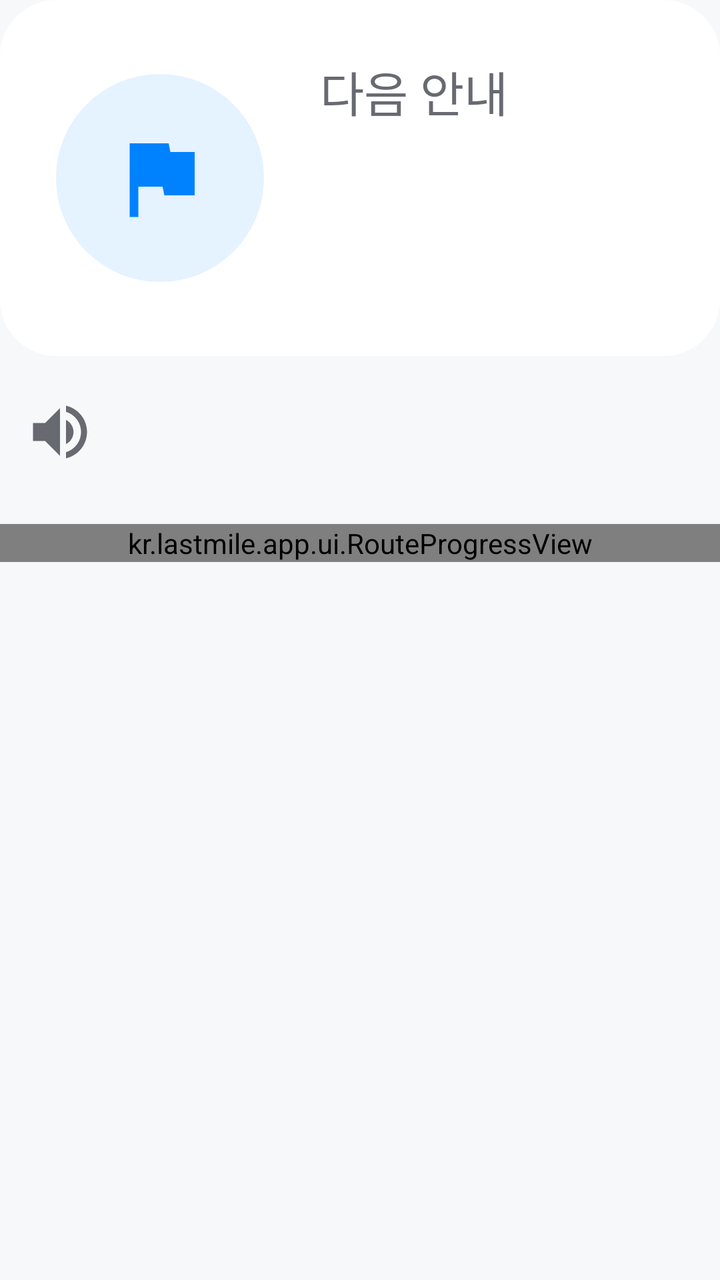
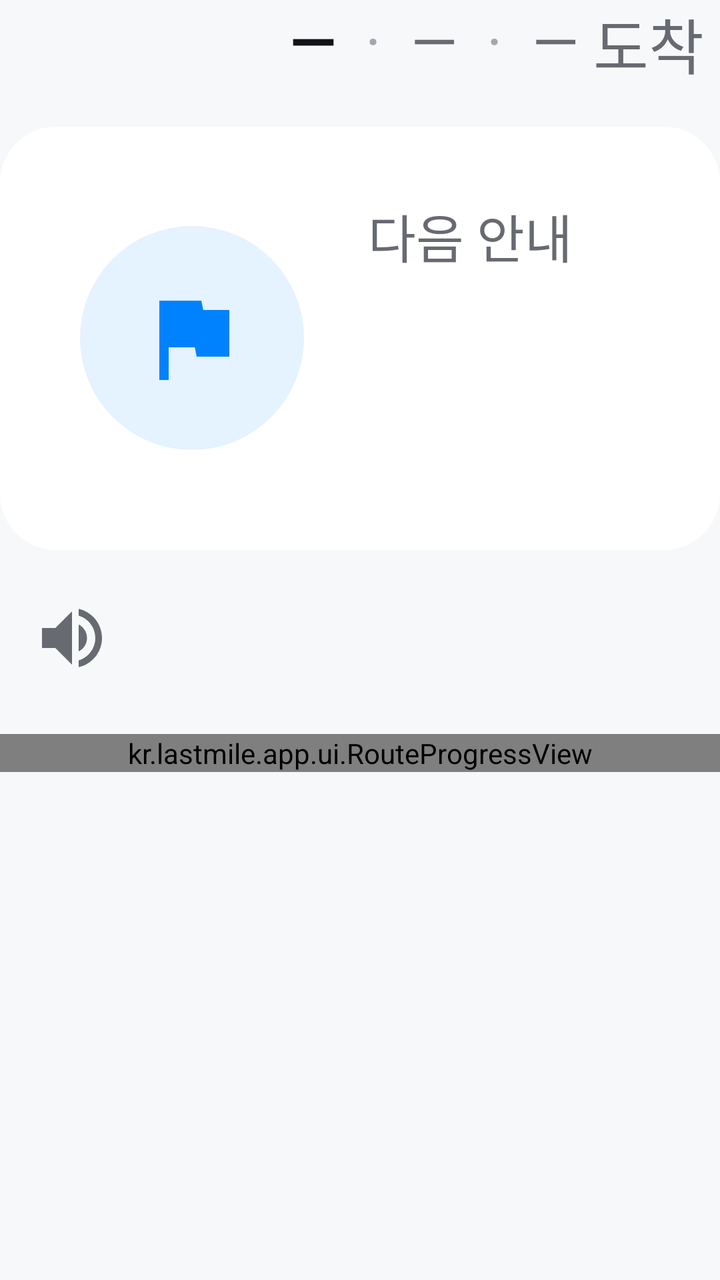

Two renders of the same Android screen: before a commit and after it. Below are the layout's source before the change and the commit's diff.
<!-- AndroidManifest.xml: application theme Theme.LastMile -->
<!-- res/layout/block_drive_hero.xml -->
<?xml version="1.0" encoding="utf-8"?>
<LinearLayout xmlns:android="http://schemas.android.com/apk/res/android" android:layout_width="match_parent" android:layout_height="wrap_content" android:orientation="vertical">
    
    <LinearLayout android:id="@+id/stoppingBanner" android:layout_width="match_parent" android:layout_height="wrap_content" android:orientation="horizontal" android:gravity="center_vertical"
        android:background="@drawable/bg_banner_warning" android:padding="28dp" android:layout_marginBottom="@dimen/gutter" android:visibility="gone">
        <ImageView android:layout_width="44dp" android:layout_height="44dp" android:src="@drawable/ic_clock" android:tint="@color/warning"/>
        <LinearLayout android:layout_width="0dp" android:layout_weight="1" android:layout_height="wrap_content" android:orientation="vertical" android:layout_marginStart="20dp">
            <TextView android:id="@+id/stoppingTitle" style="@style/Text.Body" android:layout_width="wrap_content" android:layout_height="wrap_content" android:textStyle="bold" android:text="@string/stopping_title"/>
            <TextView android:id="@+id/stoppingHint" style="@style/Text.Label" android:layout_width="match_parent" android:layout_height="wrap_content" android:layout_marginTop="4dp"/>
        </LinearLayout>
    </LinearLayout>

    
    <LinearLayout android:id="@+id/nextCard" android:layout_width="match_parent" android:layout_height="wrap_content" android:orientation="horizontal" android:gravity="center_vertical" android:background="@drawable/bg_card" android:padding="28dp">
        <FrameLayout android:layout_width="104dp" android:layout_height="104dp" android:background="@drawable/bg_circle_accent_soft">
            <ImageView android:id="@+id/nextIcon" android:layout_width="52dp" android:layout_height="52dp" android:layout_gravity="center" android:src="@drawable/ic_flag" android:tint="@color/accent"/>
        </FrameLayout>
        <LinearLayout android:layout_width="0dp" android:layout_weight="1" android:layout_height="wrap_content" android:orientation="vertical" android:layout_marginStart="28dp" android:layout_marginEnd="16dp">
            <TextView android:id="@+id/nextLabel" style="@style/Text.Label" android:layout_width="wrap_content" android:layout_height="wrap_content" android:text="@string/next_briefing"/>
            <TextView android:id="@+id/nextTitle" style="@style/Text.Title" android:layout_width="match_parent" android:layout_height="wrap_content" android:layout_marginTop="4dp" android:maxLines="1" android:ellipsize="end"/>
            <TextView android:id="@+id/nextPreview" style="@style/Text.Label" android:layout_width="match_parent" android:layout_height="wrap_content" android:layout_marginTop="8dp" android:maxLines="2" android:ellipsize="end"/>
        </LinearLayout>
        <TextView android:id="@+id/nextCountdown" style="@style/Text.Headline" android:layout_width="wrap_content" android:layout_height="wrap_content" android:textColor="@color/accent"/>
    </LinearLayout>

    
    <LinearLayout android:id="@+id/spokenRow" android:layout_width="match_parent" android:layout_height="wrap_content" android:orientation="horizontal" android:gravity="center_vertical" android:layout_marginTop="20dp" android:paddingStart="12dp" android:paddingEnd="12dp">
        <ImageView android:layout_width="36dp" android:layout_height="36dp" android:src="@drawable/ic_volume" android:tint="@color/text_secondary"/>
        <TextView android:id="@+id/driveGuidance" style="@style/Text.Body" android:layout_width="0dp" android:layout_weight="1" android:layout_height="wrap_content" android:layout_marginStart="16dp" android:maxLines="2" android:ellipsize="end" android:textColor="@color/text_secondary"/>
    </LinearLayout>
    <kr.lastmile.app.ui.RouteProgressView android:id="@+id/routeProgress" android:layout_width="match_parent" android:layout_height="wrap_content" android:layout_marginTop="28dp"/>
</LinearLayout>
<!-- resources referenced by this layout -->
<resources>
  <color name="accent">@color/informative_positive</color>
  <color name="text_secondary">@color/basic_300</color>
  <color name="warning">#E08A00</color>
  <dimen name="gutter">24dp</dimen>
  <!-- drawable bg_banner_warning (drawable) -->
  <shape xmlns:android="http://schemas.android.com/apk/res/android" android:shape="rectangle">
      <solid android:color="@color/warning_container"/>
      <corners android:radius="@dimen/card_radius"/>
  </shape>
  <!-- drawable bg_card (drawable) -->
  <shape xmlns:android="http://schemas.android.com/apk/res/android" android:shape="rectangle">
      <solid android:color="@color/surface"/>
      <corners android:radius="@dimen/card_radius"/>
  </shape>
  <!-- drawable bg_circle_accent_soft (drawable) -->
  <shape xmlns:android="http://schemas.android.com/apk/res/android" android:shape="oval"><solid android:color="@color/accent_container"/></shape>
  <!-- drawable ic_flag (drawable) -->
  <vector xmlns:android="http://schemas.android.com/apk/res/android" android:width="24dp" android:height="24dp" android:viewportWidth="24" android:viewportHeight="24" android:tint="?attr/colorControlNormal">
      <path android:fillColor="#FFFFFFFF" android:pathData="M14.4,6L14,4H5v17h2v-7h5.6l0.4,2h7V6z"/>
  </vector>
  <string name="next_briefing">다음 안내</string>
  <string name="stopping_title">잠시 정차</string>
  <style name="Text.Body"><item name="android:textSize">@dimen/text_body</item><item name="android:lineSpacingMultiplier">1.25</item></style>
  <style name="Text.Headline"><item name="android:textSize">@dimen/text_headline</item><item name="android:textStyle">bold</item><item name="android:letterSpacing">-0.02</item></style>
  <style name="Text.Label"><item name="android:textSize">@dimen/text_label</item><item name="android:textColor">@color/text_secondary</item></style>
  <style name="Text.Title"><item name="android:textSize">@dimen/text_title</item><item name="android:textStyle">bold</item><item name="android:letterSpacing">-0.01</item></style>
  <color name="informative_positive">#0082FF</color>
  <color name="basic_300">#686A72</color>
  <color name="warning_container">#26FFB020</color>
  <dimen name="card_radius">28dp</dimen>
  <color name="surface">@color/basic_900</color>
  <color name="accent_container">#1A0082FF</color>
  <dimen name="text_body">30sp</dimen>
  <dimen name="text_headline">56sp</dimen>
  <dimen name="text_label">24sp</dimen>
  <dimen name="text_title">40sp</dimen>
  <color name="background">@color/basic_800</color>
  <color name="button_primary">@color/basic_100</color>
  <color name="text_on_primary">@color/basic_900</color>
  <color name="text_primary">@color/basic_100</color>
  <style name="Theme.LastMile.Sheet" parent="ThemeOverlay.Material3.BottomSheetDialog">
          <item name="bottomSheetStyle">@style/Widget.LastMile.Sheet</item>
      </style>
  <color name="basic_900">#FFFFFF</color>
  <color name="basic_800">#F7F8FA</color>
  <color name="basic_100">#131417</color>
  <style name="Widget.LastMile.Sheet" parent="Widget.Material3.BottomSheet.Modal">
          <item name="android:background">@drawable/bg_sheet</item>
          <item name="backgroundTint">@null</item>
          <item name="android:maxWidth">1400dp</item>
          <item name="behavior_skipCollapsed">true</item>
          <item name="behavior_fitToContents">true</item>
      </style>
  <!-- drawable bg_sheet (drawable) -->
  <shape xmlns:android="http://schemas.android.com/apk/res/android" android:shape="rectangle">
      <solid android:color="@color/surface"/>
      <corners android:topLeftRadius="36dp" android:topRightRadius="36dp"/>
  </shape>
  <!-- unchanged entries left out for length: 3 -->
</resources>

<!-- the commit's change to res/layout/block_drive_hero.xml (unified diff, before → after) -->
@@ -1,5 +1,15 @@
 <?xml version="1.0" encoding="utf-8"?>
 <LinearLayout xmlns:android="http://schemas.android.com/apk/res/android" android:layout_width="match_parent" android:layout_height="wrap_content" android:orientation="vertical">
+    
+    <LinearLayout android:layout_width="match_parent" android:layout_height="wrap_content" android:orientation="horizontal" android:gravity="center_vertical|end" android:paddingEnd="8dp" android:layout_marginBottom="20dp">
+        <TextView android:id="@+id/driveRemain" style="@style/Text.Body" android:layout_width="wrap_content" android:layout_height="wrap_content" android:textStyle="bold" android:text="—"/>
+        <TextView style="@style/Text.Body" android:layout_width="wrap_content" android:layout_height="wrap_content" android:textColor="@color/text_tertiary" android:text="  ·  "/>
+        <TextView android:id="@+id/driveEta" style="@style/Text.Body" android:layout_width="wrap_content" android:layout_height="wrap_content" android:textColor="@color/text_secondary" android:text="—"/>
+        <TextView style="@style/Text.Body" android:layout_width="wrap_content" android:layout_height="wrap_content" android:textColor="@color/text_tertiary" android:text="  ·  "/>
+        <TextView android:id="@+id/driveClock" style="@style/Text.Body" android:layout_width="wrap_content" android:layout_height="wrap_content" android:textColor="@color/text_secondary" android:text="—"/>
+        <TextView style="@style/Text.Body" android:layout_width="wrap_content" android:layout_height="wrap_content" android:textColor="@color/text_secondary" android:text="@string/eta_arrive_suffix"/>
+    </LinearLayout>
+
     
     <LinearLayout android:id="@+id/stoppingBanner" android:layout_width="match_parent" android:layout_height="wrap_content" android:orientation="horizontal" android:gravity="center_vertical"
         android:background="@drawable/bg_banner_warning" android:padding="28dp" android:layout_marginBottom="@dimen/gutter" android:visibility="gone">
@@ -11,22 +21,22 @@
     </LinearLayout>
 
     
-    <LinearLayout android:id="@+id/nextCard" android:layout_width="match_parent" android:layout_height="wrap_content" android:orientation="horizontal" android:gravity="center_vertical" android:background="@drawable/bg_card" android:padding="28dp">
-        <FrameLayout android:layout_width="104dp" android:layout_height="104dp" android:background="@drawable/bg_circle_accent_soft">
-            <ImageView android:id="@+id/nextIcon" android:layout_width="52dp" android:layout_height="52dp" android:layout_gravity="center" android:src="@drawable/ic_flag" android:tint="@color/accent"/>
+    <LinearLayout android:id="@+id/nextCard" android:layout_width="match_parent" android:layout_height="wrap_content" android:orientation="horizontal" android:gravity="center_vertical" android:background="@drawable/bg_card" android:paddingStart="40dp" android:paddingEnd="40dp" android:paddingTop="36dp" android:paddingBottom="36dp">
+        <FrameLayout android:layout_width="112dp" android:layout_height="112dp" android:background="@drawable/bg_circle_accent_soft">
+            <ImageView android:id="@+id/nextIcon" android:layout_width="56dp" android:layout_height="56dp" android:layout_gravity="center" android:src="@drawable/ic_flag" android:tint="@color/accent"/>
         </FrameLayout>
-        <LinearLayout android:layout_width="0dp" android:layout_weight="1" android:layout_height="wrap_content" android:orientation="vertical" android:layout_marginStart="28dp" android:layout_marginEnd="16dp">
+        <LinearLayout android:layout_width="0dp" android:layout_weight="1" android:layout_height="wrap_content" android:orientation="vertical" android:layout_marginStart="32dp" android:layout_marginEnd="24dp">
             <TextView android:id="@+id/nextLabel" style="@style/Text.Label" android:layout_width="wrap_content" android:layout_height="wrap_content" android:text="@string/next_briefing"/>
-            <TextView android:id="@+id/nextTitle" style="@style/Text.Title" android:layout_width="match_parent" android:layout_height="wrap_content" android:layout_marginTop="4dp" android:maxLines="1" android:ellipsize="end"/>
-            <TextView android:id="@+id/nextPreview" style="@style/Text.Label" android:layout_width="match_parent" android:layout_height="wrap_content" android:layout_marginTop="8dp" android:maxLines="2" android:ellipsize="end"/>
+            <TextView android:id="@+id/nextTitle" style="@style/Text.Title" android:layout_width="match_parent" android:layout_height="wrap_content" android:layout_marginTop="8dp" android:maxLines="1" android:ellipsize="end"/>
+            <TextView android:id="@+id/nextPreview" style="@style/Text.Body" android:layout_width="match_parent" android:layout_height="wrap_content" android:layout_marginTop="8dp" android:textColor="@color/basic_200" android:maxLines="2" android:ellipsize="end"/>
         </LinearLayout>
-        <TextView android:id="@+id/nextCountdown" style="@style/Text.Headline" android:layout_width="wrap_content" android:layout_height="wrap_content" android:textColor="@color/accent"/>
+        <TextView android:id="@+id/nextCountdown" style="@style/Text.Display" android:textSize="96sp" android:layout_width="wrap_content" android:layout_height="wrap_content" android:textColor="@color/accent"/>
     </LinearLayout>
 
     
-    <LinearLayout android:id="@+id/spokenRow" android:layout_width="match_parent" android:layout_height="wrap_content" android:orientation="horizontal" android:gravity="center_vertical" android:layout_marginTop="20dp" android:paddingStart="12dp" android:paddingEnd="12dp">
-        <ImageView android:layout_width="36dp" android:layout_height="36dp" android:src="@drawable/ic_volume" android:tint="@color/text_secondary"/>
-        <TextView android:id="@+id/driveGuidance" style="@style/Text.Body" android:layout_width="0dp" android:layout_weight="1" android:layout_height="wrap_content" android:layout_marginStart="16dp" android:maxLines="2" android:ellipsize="end" android:textColor="@color/text_secondary"/>
+    <LinearLayout android:id="@+id/spokenRow" android:layout_width="match_parent" android:layout_height="wrap_content" android:orientation="horizontal" android:gravity="top" android:layout_marginTop="@dimen/gutter" android:paddingStart="16dp" android:paddingEnd="16dp">
+        <ImageView android:layout_width="40dp" android:layout_height="40dp" android:src="@drawable/ic_volume" android:tint="@color/text_secondary"/>
+        <TextView android:id="@+id/driveGuidance" style="@style/Text.Body" android:layout_width="0dp" android:layout_weight="1" android:layout_height="wrap_content" android:layout_marginStart="20dp" android:maxLines="3" android:ellipsize="end" android:textColor="@color/basic_200"/>
     </LinearLayout>
-    <kr.lastmile.app.ui.RouteProgressView android:id="@+id/routeProgress" android:layout_width="match_parent" android:layout_height="wrap_content" android:layout_marginTop="28dp"/>
+    <kr.lastmile.app.ui.RouteProgressView android:id="@+id/routeProgress" android:layout_width="match_parent" android:layout_height="wrap_content" android:layout_marginTop="28dp" android:paddingStart="16dp" android:paddingEnd="16dp"/>
 </LinearLayout>
<!-- resource entries referenced after the edit -->
@@ -1,7 +1,9 @@
 <!-- resources referenced by this layout -->
 <resources>
   <color name="accent">@color/informative_positive</color>
+  <color name="basic_200">#44464E</color>
   <color name="text_secondary">@color/basic_300</color>
+  <color name="text_tertiary">@color/basic_400</color>
   <color name="warning">#E08A00</color>
   <dimen name="gutter">24dp</dimen>
   <!-- drawable bg_banner_warning (drawable) -->
@@ -20,22 +22,24 @@
   <vector xmlns:android="http://schemas.android.com/apk/res/android" android:width="24dp" android:height="24dp" android:viewportWidth="24" android:viewportHeight="24" android:tint="?attr/colorControlNormal">
       <path android:fillColor="#FFFFFFFF" android:pathData="M14.4,6L14,4H5v17h2v-7h5.6l0.4,2h7V6z"/>
   </vector>
+  <string name="eta_arrive_suffix">\u0020도착</string>
   <string name="next_briefing">다음 안내</string>
   <string name="stopping_title">잠시 정차</string>
   <style name="Text.Body"><item name="android:textSize">@dimen/text_body</item><item name="android:lineSpacingMultiplier">1.25</item></style>
-  <style name="Text.Headline"><item name="android:textSize">@dimen/text_headline</item><item name="android:textStyle">bold</item><item name="android:letterSpacing">-0.02</item></style>
+  <style name="Text.Display"><item name="android:textSize">@dimen/text_display</item><item name="android:textStyle">bold</item><item name="android:letterSpacing">-0.03</item></style>
   <style name="Text.Label"><item name="android:textSize">@dimen/text_label</item><item name="android:textColor">@color/text_secondary</item></style>
   <style name="Text.Title"><item name="android:textSize">@dimen/text_title</item><item name="android:textStyle">bold</item><item name="android:letterSpacing">-0.01</item></style>
   <color name="informative_positive">#0082FF</color>
   <color name="basic_300">#686A72</color>
+  <color name="basic_400">#A4A8AE</color>
   <color name="warning_container">#26FFB020</color>
   <dimen name="card_radius">28dp</dimen>
   <color name="surface">@color/basic_900</color>
   <color name="accent_container">#1A0082FF</color>
   <dimen name="text_body">30sp</dimen>
-  <dimen name="text_headline">56sp</dimen>
-  <dimen name="text_label">24sp</dimen>
-  <dimen name="text_title">40sp</dimen>
+  <dimen name="text_display">120sp</dimen>
+  <dimen name="text_label">26sp</dimen>
+  <dimen name="text_title">44sp</dimen>
   <color name="background">@color/basic_800</color>
   <color name="button_primary">@color/basic_100</color>
   <color name="text_on_primary">@color/basic_900</color>
